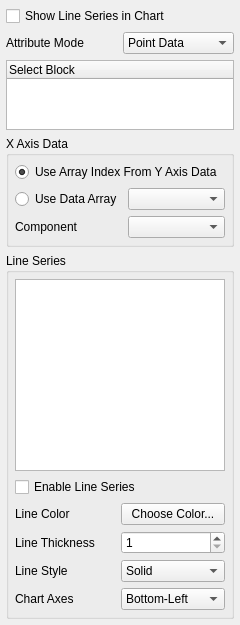
This is Qt/Components/Resources/UI/pqXYPlotDisplayEditor.ui in wildmichael/ParaView3-enhancements-old as Qt 5 draws it before an edit. The edited form follows.
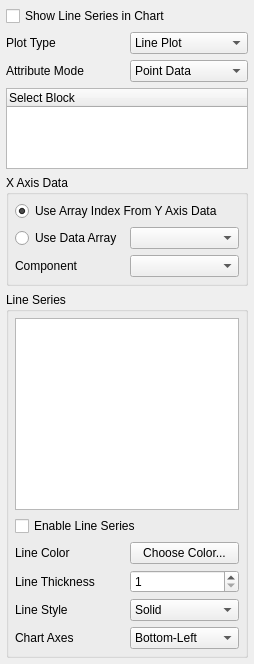
This is the edited form. Icons and pictures are not drawn. Custom widgets are drawn as their Qt base class.

Commit message: ENH: HACK -- added temporary option to the XY plot display tab to change plot type to scatter plot. This really needs to be a view option and will change when we switch to new charts.

```diff
--- a/Qt/Components/Resources/UI/pqXYPlotDisplayEditor.ui
+++ b/Qt/Components/Resources/UI/pqXYPlotDisplayEditor.ui
@@ -5,18 +5,30 @@
    <rect>
     <x>0</x>
     <y>0</y>
-    <width>240</width>
-    <height>498</height>
+    <width>254</width>
+    <height>664</height>
    </rect>
   </property>
   <layout class="QGridLayout" >
    <property name="margin" >
     <number>6</number>
    </property>
-   <property name="spacing" >
+   <property name="topMargin" >
     <number>6</number>
    </property>
-   <item row="3" column="0" colspan="2" >
+   <property name="rightMargin" >
+    <number>6</number>
+   </property>
+   <property name="bottomMargin" >
+    <number>6</number>
+   </property>
+   <property name="horizontalSpacing" >
+    <number>6</number>
+   </property>
+   <property name="verticalSpacing" >
+    <number>6</number>
+   </property>
+   <item row="4" column="0" colspan="2" >
     <widget class="QGroupBox" name="groupBox" >
      <property name="title" >
       <string>X Axis Data</string>
@@ -25,7 +37,19 @@
       <property name="margin" >
        <number>6</number>
       </property>
-      <property name="spacing" >
+      <property name="topMargin" >
+       <number>6</number>
+      </property>
+      <property name="rightMargin" >
+       <number>6</number>
+      </property>
+      <property name="bottomMargin" >
+       <number>6</number>
+      </property>
+      <property name="horizontalSpacing" >
+       <number>6</number>
+      </property>
+      <property name="verticalSpacing" >
        <number>6</number>
       </property>
       <item row="2" column="1" >
@@ -75,12 +99,10 @@
      </layout>
     </widget>
    </item>
-   <item row="4" column="0" colspan="2" >
+   <item row="5" column="0" colspan="2" >
     <widget class="QGroupBox" name="SeriesGroup" >
      <property name="sizePolicy" >
-      <sizepolicy>
-       <hsizetype>5</hsizetype>
-       <vsizetype>3</vsizetype>
+      <sizepolicy vsizetype="MinimumExpanding" hsizetype="Preferred" >
        <horstretch>0</horstretch>
        <verstretch>0</verstretch>
       </sizepolicy>
@@ -92,7 +114,19 @@
       <property name="margin" >
        <number>6</number>
       </property>
-      <property name="spacing" >
+      <property name="topMargin" >
+       <number>6</number>
+      </property>
+      <property name="rightMargin" >
+       <number>6</number>
+      </property>
+      <property name="bottomMargin" >
+       <number>6</number>
+      </property>
+      <property name="horizontalSpacing" >
+       <number>6</number>
+      </property>
+      <property name="verticalSpacing" >
        <number>6</number>
       </property>
       <item row="5" column="1" >
@@ -221,9 +255,7 @@
       <item row="0" column="0" colspan="2" >
        <widget class="pqTreeView" name="SeriesList" >
         <property name="sizePolicy" >
-         <sizepolicy>
-          <hsizetype>5</hsizetype>
-          <vsizetype>7</vsizetype>
+         <sizepolicy vsizetype="Expanding" hsizetype="Preferred" >
           <horstretch>0</horstretch>
           <verstretch>0</verstretch>
          </sizepolicy>
@@ -248,7 +280,7 @@
      </layout>
     </widget>
    </item>
-   <item row="1" column="1" >
+   <item row="2" column="1" >
     <widget class="QComboBox" name="AttributeMode" >
      <item>
       <property name="text" >
@@ -281,14 +313,14 @@
      </property>
     </widget>
    </item>
-   <item row="1" column="0" >
+   <item row="2" column="0" >
     <widget class="QLabel" name="label" >
      <property name="text" >
       <string>Attribute Mode</string>
      </property>
     </widget>
    </item>
-   <item row="2" column="0" colspan="2" >
+   <item row="3" column="0" colspan="2" >
     <widget class="pqTreeWidget" name="CompositeIndex" >
      <column>
       <property name="text" >
@@ -297,6 +329,27 @@
      </column>
     </widget>
    </item>
+   <item row="1" column="0" >
+    <widget class="QLabel" name="label_7" >
+     <property name="text" >
+      <string>Plot Type</string>
+     </property>
+    </widget>
+   </item>
+   <item row="1" column="1" >
+    <widget class="QComboBox" name="PlotType" >
+     <item>
+      <property name="text" >
+       <string>Line Plot</string>
+      </property>
+     </item>
+     <item>
+      <property name="text" >
+       <string>Scatter Plot</string>
+      </property>
+     </item>
+    </widget>
+   </item>
   </layout>
  </widget>
  <customwidgets>
```
Left out of the diff: 12 changed lines with no effect on the pictures. The commit also changes 7 other files.
